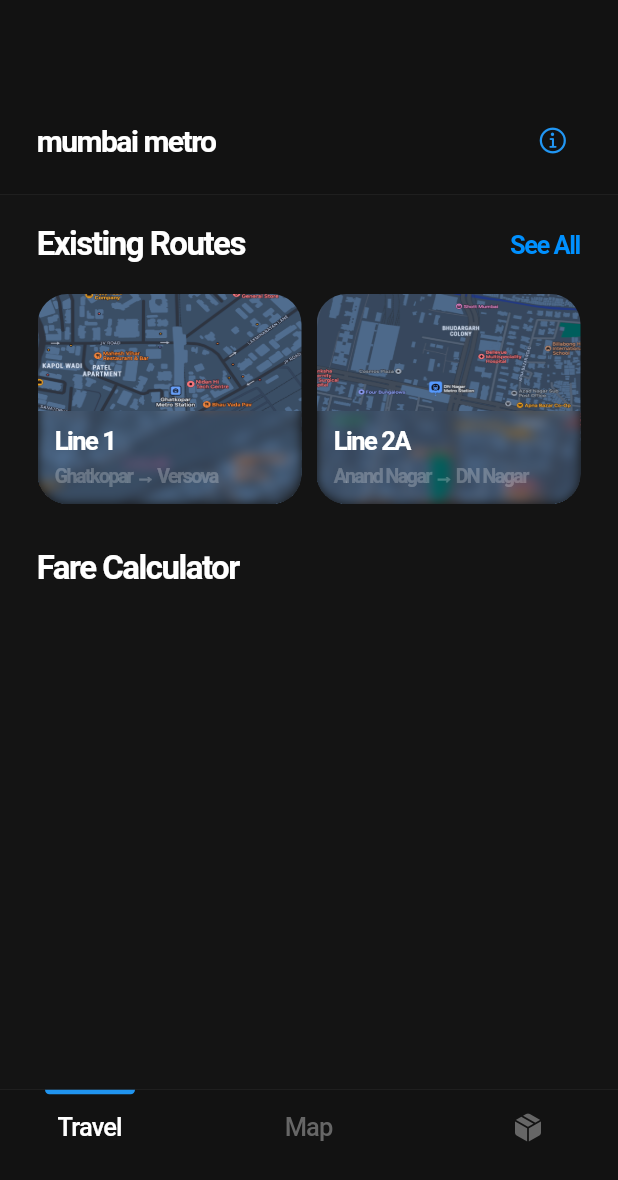
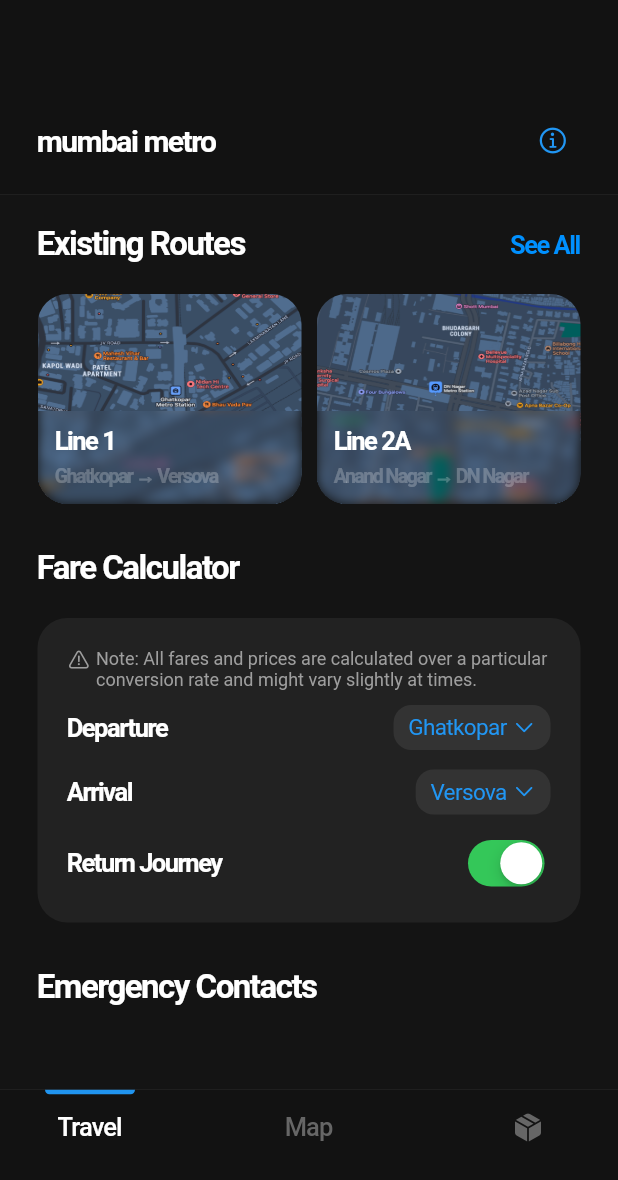
Before and after one commit to arnavxjain/commutix, a Flutter app: the screen it shows after launch, on a phone screen of 412 x 824 dp. Shown: the top 1180 px of the screen. Run offline on Flutter 3.47's test engine with Material 2 defaults, Android fonts, the phone set to English and light mode, and no system bars; our stand-ins replace blur, figma_squircle, google_fonts, modal_bottom_sheet.

Commit message:
created section for fare

```diff
--- a/lib/screens/home.dart
+++ b/lib/screens/home.dart
@@ -284,6 +284,119 @@ class _HomePageState extends State<HomePage> {
 
                       const SizedBox(height: 30),
                       _titleText("Fare Calculator"),
+                      const SizedBox(height: 20),
+                      Container(
+                        padding: const EdgeInsets.symmetric(vertical: 20, horizontal: 20),
+                        width: MediaQuery.of(context).size.width,
+                        decoration: ShapeDecoration(
+                          color: const Color(0xFF222222),
+                          shape: SmoothRectangleBorder(
+                            borderRadius: SmoothBorderRadius(
+                              cornerRadius: 20,
+                              cornerSmoothing: 0.9,
+                            ),
+                          ),
+                        ),
+                        child: Column(
+                          children: [
+                            const Row(
+                              crossAxisAlignment: CrossAxisAlignment.start,
+                              children: [
+                                Icon(CupertinoIcons.exclamationmark_triangle, color: Colors.grey, size: 15,),
+                                SizedBox(width: 4),
+                                Flexible(
+                                  child: Text("Note: All fares and prices are calculated over a particular conversion rate and might vary slightly at times.",
+                                    style: TextStyle(
+                                      overflow: TextOverflow.visible,
+                                      color: Colors.grey,
+                                      fontSize: 12
+                                    ),
+                                  ),
+                                )
+                              ],
+                            ),
+                            SizedBox(height: 10),
+                            Row(
+                              mainAxisAlignment: MainAxisAlignment.spaceBetween,
+                              children: [
+                                const Text("Departure",
+                                  style: TextStyle(
+                                    fontSize: 17,
+                                    letterSpacing: -1,
+                                    color: Colors.white,
+                                    fontWeight: FontWeight.w600
+                                  ),
+                                ),
+                                SizedBox(
+                                  height: 30,
+                                  child: CupertinoButton(
+                                    color: const Color(0xFF333333),
+                                    padding: const EdgeInsets.symmetric(vertical: 5, horizontal: 10),
+                                    onPressed: () {},
+                                    child: const Row(
+                                      children: [
+                                        Text("Ghatkopar", style: TextStyle(fontSize: 15),),
+                                        SizedBox(width: 4),
+                                        Icon(CupertinoIcons.chevron_down, size: 15,)
+                                      ],
+                                    ),
+                                  ),
+                                )
+                              ],
+                            ),
+                            const SizedBox(height: 13),
+                            Row(
+                              mainAxisAlignment: MainAxisAlignment.spaceBetween,
+                              children: [
+                                const Text("Arrival",
+                                  style: TextStyle(
+                                      fontSize: 17,
+                                      letterSpacing: -1,
+                                      color: Colors.white,
+                                      fontWeight: FontWeight.w600
+                                  ),
+                                ),
+                                SizedBox(
+                                  height: 30,
+                                  child: CupertinoButton(
+                                    color: const Color(0xFF333333),
+                                    padding: const EdgeInsets.symmetric(vertical: 5, horizontal: 10),
+                                    onPressed: () {},
+                                    child: const Row(
+                                      children: [
+                                        Text("Versova", style: TextStyle(fontSize: 15),),
+                                        SizedBox(width: 4),
+                                        Icon(CupertinoIcons.chevron_down, size: 15,)
+                                      ],
+                                    ),
+                                  ),
+                                )
+                              ],
+                            ),
+                            const SizedBox(height: 13),
+                            Row(
+                              mainAxisAlignment: MainAxisAlignment.spaceBetween,
+                              children: [
+                                const Text("Return Journey",
+                                  style: TextStyle(
+                                      fontSize: 17,
+                                      letterSpacing: -1,
+                                      color: Colors.white,
+                                      fontWeight: FontWeight.w600
+                                  ),
+                                ),
+                                CupertinoSwitch(
+                                  onChanged: (x) {},
+                                  value: true,
+                                )
+                              ],
+                            )
+                          ],
+                        ),
+                      ),
+
+                      const SizedBox(height: 30),
+                      _titleText("Emergency Contacts"),
                     ],
                   ),
                 )
```
